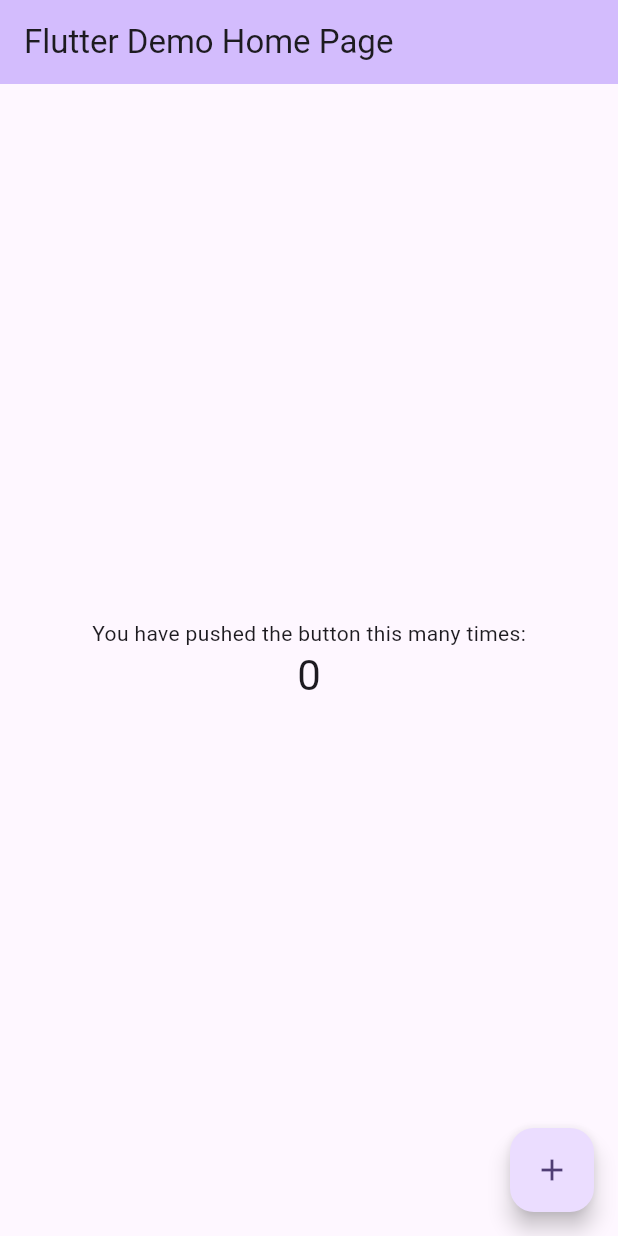
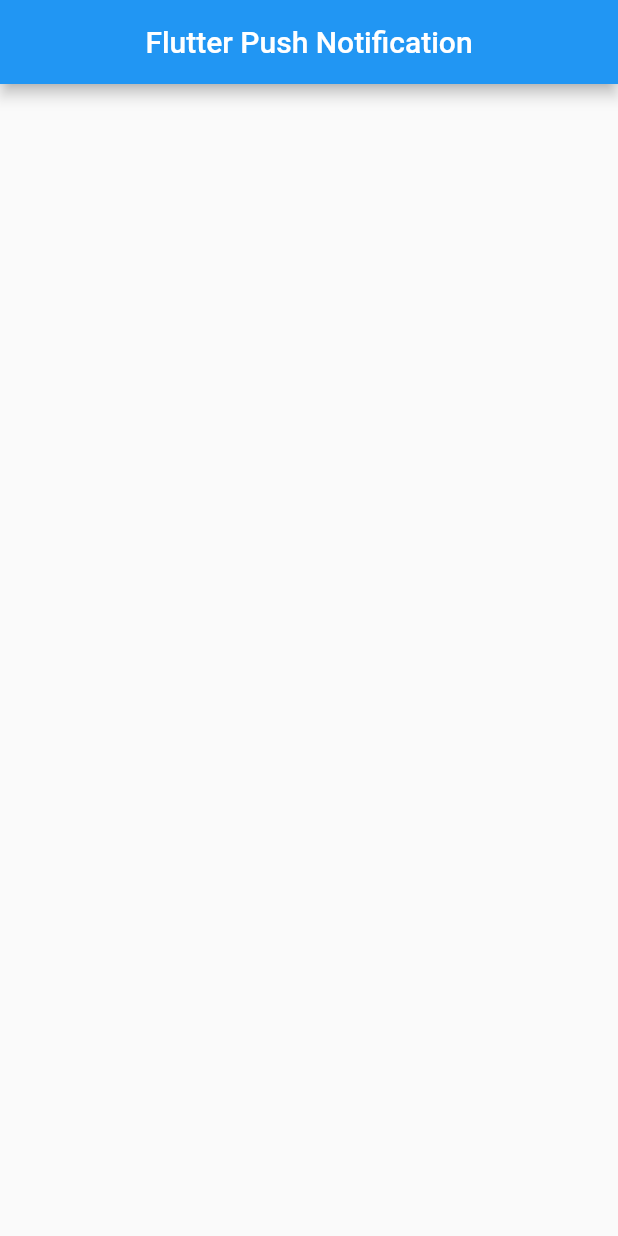
Before and after one commit to abghifareihand/flutter_push_notification, a Flutter app: the screen it shows after launch, on a phone screen of 412 x 824 dp. Run offline on Flutter 3.47's test engine with Material 3 defaults, Android fonts, the phone set to English and light mode, and no system bars; our stand-ins replace firebase_core; accounts and stored records are empty.

```diff
--- a/lib/main.dart
+++ b/lib/main.dart
@@ -1,125 +1,26 @@
 import 'package:flutter/material.dart';
+import 'package:flutter_push_notification/pages/home_page.dart';
+import 'package:firebase_core/firebase_core.dart';
+import 'firebase_options.dart';
 
-void main() {
+void main() async {
+  WidgetsFlutterBinding.ensureInitialized();
+  await Firebase.initializeApp(
+    options: DefaultFirebaseOptions.currentPlatform,
+  );
   runApp(const MyApp());
 }
 
 class MyApp extends StatelessWidget {
   const MyApp({super.key});
 
-  // This widget is the root of your application.
   @override
   Widget build(BuildContext context) {
     return MaterialApp(
-      title: 'Flutter Demo',
       theme: ThemeData(
-        // This is the theme of your application.
-        //
-        // TRY THIS: Try running your application with "flutter run". You'll see
-        // the application has a purple toolbar. Then, without quitting the app,
-        // try changing the seedColor in the colorScheme below to Colors.green
-        // and then invoke "hot reload" (save your changes or press the "hot
-        // reload" button in a Flutter-supported IDE, or press "r" if you used
-        // the command line to start the app).
-        //
-        // Notice that the counter didn't reset back to zero; the application
-        // state is not lost during the reload. To reset the state, use hot
-        // restart instead.
-        //
-        // This works for code too, not just values: Most code changes can be
-        // tested with just a hot reload.
-        colorScheme: ColorScheme.fromSeed(seedColor: Colors.deepPurple),
-        useMaterial3: true,
+        useMaterial3: false,
       ),
-      home: const MyHomePage(title: 'Flutter Demo Home Page'),
+      home: const HomePage(),
     );
   }
 }
-
-class MyHomePage extends StatefulWidget {
-  const MyHomePage({super.key, required this.title});
-
-  // This widget is the home page of your application. It is stateful, meaning
-  // that it has a State object (defined below) that contains fields that affect
-  // how it looks.
-
-  // This class is the configuration for the state. It holds the values (in this
-  // case the title) provided by the parent (in this case the App widget) and
-  // used by the build method of the State. Fields in a Widget subclass are
-  // always marked "final".
-
-  final String title;
-
-  @override
-  State<MyHomePage> createState() => _MyHomePageState();
-}
-
-class _MyHomePageState extends State<MyHomePage> {
-  int _counter = 0;
-
-  void _incrementCounter() {
-    setState(() {
-      // This call to setState tells the Flutter framework that something has
-      // changed in this State, which causes it to rerun the build method below
-      // so that the display can reflect the updated values. If we changed
-      // _counter without calling setState(), then the build method would not be
-      // called again, and so nothing would appear to happen.
-      _counter++;
-    });
-  }
-
-  @override
-  Widget build(BuildContext context) {
-    // This method is rerun every time setState is called, for instance as done
-    // by the _incrementCounter method above.
-    //
-    // The Flutter framework has been optimized to make rerunning build methods
-    // fast, so that you can just rebuild anything that needs updating rather
-    // than having to individually change instances of widgets.
-    return Scaffold(
-      appBar: AppBar(
-        // TRY THIS: Try changing the color here to a specific color (to
-        // Colors.amber, perhaps?) and trigger a hot reload to see the AppBar
-        // change color while the other colors stay the same.
-        backgroundColor: Theme.of(context).colorScheme.inversePrimary,
-        // Here we take the value from the MyHomePage object that was created by
-        // the App.build method, and use it to set our appbar title.
-        title: Text(widget.title),
-      ),
-      body: Center(
-        // Center is a layout widget. It takes a single child and positions it
-        // in the middle of the parent.
-        child: Column(
-          // Column is also a layout widget. It takes a list of children and
-          // arranges them vertically. By default, it sizes itself to fit its
-          // children horizontally, and tries to be as tall as its parent.
-          //
-          // Column has various properties to control how it sizes itself and
-          // how it positions its children. Here we use mainAxisAlignment to
-          // center the children vertically; the main axis here is the vertical
-          // axis because Columns are vertical (the cross axis would be
-          // horizontal).
-          //
-          // TRY THIS: Invoke "debug painting" (choose the "Toggle Debug Paint"
-          // action in the IDE, or press "p" in the console), to see the
-          // wireframe for each widget.
-          mainAxisAlignment: MainAxisAlignment.center,
-          children: <Widget>[
-            const Text(
-              'You have pushed the button this many times:',
-            ),
-            Text(
-              '$_counter',
-              style: Theme.of(context).textTheme.headlineMedium,
-            ),
-          ],
-        ),
-      ),
-      floatingActionButton: FloatingActionButton(
-        onPressed: _incrementCounter,
-        tooltip: 'Increment',
-        child: const Icon(Icons.add),
-      ), // This trailing comma makes auto-formatting nicer for build methods.
-    );
-  }
-}
--- /dev/null
+++ b/lib/pages/home_page.dart
@@ -0,0 +1,15 @@
+import 'package:flutter/material.dart';
+
+class HomePage extends StatelessWidget {
+  const HomePage({super.key});
+
+  @override
+  Widget build(BuildContext context) {
+    return Scaffold(
+      appBar: AppBar(
+        centerTitle: true,
+        title: const Text('Flutter Push Notification'),
+      ),
+    );
+  }
+}
```
Also changed, not shown: pubspec.yaml (+4 -12 lines), firebase.json (added), lib/firebase_options.dart (added), pubspec.lock, 3 other files.
